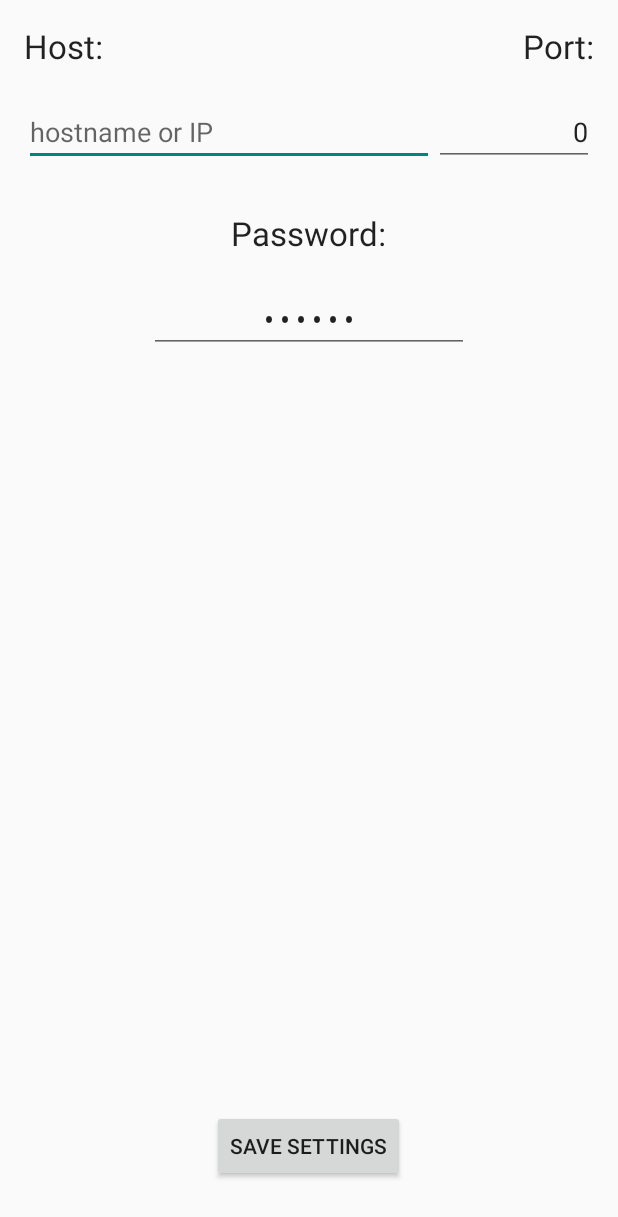
After one commit to Trogious/DSpam, an Android app: the SettingsActivity screen opened directly, with no data from a screen before it, on a phone screen of 412 x 824 dp. The commit adds this screen. Shown: the top 1217 px of the screen. Run offline under Robolectric (Android 15) with nearby library versions, the phone set to English and light mode, and no system bars.

Commit message:
Settings and Details activities

```diff
--- a/app/src/main/AndroidManifest.xml
+++ b/app/src/main/AndroidManifest.xml
@@ -3,7 +3,6 @@
           xmlns:android="http://schemas.android.com/apk/res/android">
 
     <uses-permission android:name="android.permission.INTERNET"/>
-    <uses-permission android:name="android.permission.ACCESS_NETWORK_STATE"/>
 
     <application
         android:allowBackup="true"
@@ -22,6 +21,8 @@
         </activity>
         <activity android:name=".DetailsActivity">
         </activity>
+        <activity android:name=".SettingsActivity">
+        </activity>
     </application>
 
 </manifest>
--- a/app/src/main/java/net/swmud/trog/dspam/DetailsActivity.java
+++ b/app/src/main/java/net/swmud/trog/dspam/DetailsActivity.java
@@ -1,6 +1,6 @@
 package net.swmud.trog.dspam;
 
-import android.support.v7.app.AppCompatActivity;
+import android.app.Activity;
 import android.os.Bundle;
 import android.view.View;
 import android.widget.Button;
@@ -11,7 +11,7 @@ import java.text.DateFormat;
 import java.text.SimpleDateFormat;
 import java.util.Date;
 
-public class DetailsActivity extends AppCompatActivity {
+public class DetailsActivity extends Activity {
     private final DetailsActivity self = this;
 
     @Override
--- a/app/src/main/java/net/swmud/trog/dspam/HistoryActivity.java
+++ b/app/src/main/java/net/swmud/trog/dspam/HistoryActivity.java
@@ -1,12 +1,12 @@
 package net.swmud.trog.dspam;
 
+import android.app.Activity;
 import android.os.Bundle;
-import android.support.v7.app.AppCompatActivity;
 import android.widget.ListView;
 
 import com.google.gson.JsonSyntaxException;
 
-public class HistoryActivity extends AppCompatActivity {
+public class HistoryActivity extends Activity {
 
 
     @Override
--- /dev/null
+++ b/app/src/main/java/net/swmud/trog/dspam/SettingsActivity.java
@@ -0,0 +1,45 @@
+package net.swmud.trog.dspam;
+
+import android.app.Activity;
+import android.os.Bundle;
+import android.view.View;
+import android.widget.Button;
+import android.widget.TextView;
+import android.widget.Toast;
+
+public class SettingsActivity extends Activity {
+    private final SettingsActivity self = this;
+
+    @Override
+    protected void onCreate(Bundle savedInstanceState) {
+        super.onCreate(savedInstanceState);
+        setContentView(R.layout.activity_settings);
+
+        final Button saveButton = (Button) findViewById(R.id.buttonSveSettings);
+        final TextView hostView = (TextView) findViewById(R.id.editHost);
+        final TextView portView = (TextView) findViewById(R.id.editPort);
+        final TextView passwordView = (TextView) findViewById(R.id.editPassword);
+
+        Settings settings = Settings.loadSettings(this);
+        hostView.setText(settings.getHost());
+        portView.setText(""+settings.getPort());
+        passwordView.setText(passwordView.getText());
+
+        saveButton.setOnClickListener(new View.OnClickListener() {
+            @Override
+            public void onClick(View view) {
+                String host = hostView.getText().toString();
+                String portStr = portView.getText().toString();
+                int port = 0;
+                try {
+                    port = Integer.parseInt(portStr);
+                } catch (NumberFormatException e) {
+                }
+                String password = passwordView.getText().toString();
+
+                new Settings(host, port, password).save(self);
+                Toast.makeText(self, "Settings saved.", Toast.LENGTH_SHORT).show();
+            }
+        });
+    }
+}
--- /dev/null
+++ b/app/src/main/res/layout/activity_settings.xml
@@ -0,0 +1,89 @@
+<?xml version="1.0" encoding="utf-8"?>
+<RelativeLayout
+    xmlns:android="http://schemas.android.com/apk/res/android"
+    xmlns:tools="http://schemas.android.com/tools"
+    android:layout_width="match_parent"
+    android:layout_height="match_parent"
+    android:paddingBottom="@dimen/activity_vertical_margin"
+    android:paddingLeft="@dimen/activity_horizontal_margin"
+    android:paddingRight="@dimen/activity_horizontal_margin"
+    android:paddingTop="@dimen/activity_vertical_margin"
+    tools:context="net.swmud.trog.dspam.SettingsActivity">
+
+    <TextView
+        android:layout_width="wrap_content"
+        android:layout_height="wrap_content"
+        android:textAppearance="?android:attr/textAppearanceLarge"
+        android:text="Host:"
+        android:id="@+id/textView9"
+        android:layout_alignParentTop="true"
+        android:layout_alignParentStart="true"/>
+
+    <TextView
+        android:layout_width="wrap_content"
+        android:layout_height="wrap_content"
+        android:textAppearance="?android:attr/textAppearanceLarge"
+        android:text="Port:"
+        android:id="@+id/textView10"
+        android:layout_alignParentTop="true"
+        android:layout_alignParentEnd="true"/>
+
+    <EditText
+        android:layout_width="wrap_content"
+        android:layout_height="wrap_content"
+        android:id="@+id/editHost"
+        android:layout_below="@+id/textView9"
+        android:layout_alignParentStart="true"
+        android:text="192.168.1.1"
+        android:layout_toLeftOf="@+id/editPort"
+        android:layout_marginTop="20dp"
+        android:singleLine="true"
+        android:inputType="text"
+        android:hint="hostname or IP"/>
+
+    <EditText
+        android:layout_width="wrap_content"
+        android:layout_height="wrap_content"
+        android:inputType="number"
+        android:id="@+id/editPort"
+        android:layout_below="@+id/textView10"
+        android:layout_alignParentEnd="true"
+        android:text="3000"
+        android:ems="5"
+        android:textAlignment="textEnd"
+        android:layout_marginTop="20dp"
+        android:hint="port number"/>
+
+    <TextView
+        android:layout_width="wrap_content"
+        android:layout_height="wrap_content"
+        android:textAppearance="?android:attr/textAppearanceLarge"
+        android:text="Password:"
+        android:id="@+id/textView11"
+        android:layout_below="@+id/editHost"
+        android:layout_centerHorizontal="true"
+        android:layout_marginTop="30dp"/>
+
+    <EditText
+        android:layout_width="wrap_content"
+        android:layout_height="wrap_content"
+        android:inputType="textPassword"
+        android:minEms="10"
+        android:id="@+id/editPassword"
+        android:layout_marginTop="20dp"
+        android:textAlignment="center"
+        android:text="secret"
+        android:layout_below="@+id/textView11"
+        android:layout_centerHorizontal="true"/>
+
+    <Button
+        android:layout_width="wrap_content"
+        android:layout_height="wrap_content"
+        android:text="Save Settings"
+        android:id="@+id/buttonSveSettings"
+        android:layout_alignParentBottom="true"
+        android:layout_centerHorizontal="true"
+        android:layout_marginBottom="20dp"
+        />
+
+</RelativeLayout>
```
Also changed, not shown: app/src/main/java/net/swmud/trog/dspam/Crypto.java (added, +41 -0 lines), app/src/main/java/net/swmud/trog/dspam/LaunchActivity.java (+31 -7 lines), app/src/main/java/net/swmud/trog/dspam/Settings.java (added, +148 -0 lines), app/src/main/java/net/swmud/trog/dspam/TcpClient.java (+36 -15 lines), app/src/main/res/layout/list_row.xml (+12 -12 lines), app/src/main/res/menu/menu.xml (added, +17 -0 lines), app/src/main/res/menu/menu_my.xml (deleted, +0 -10 lines), 1 other file.
